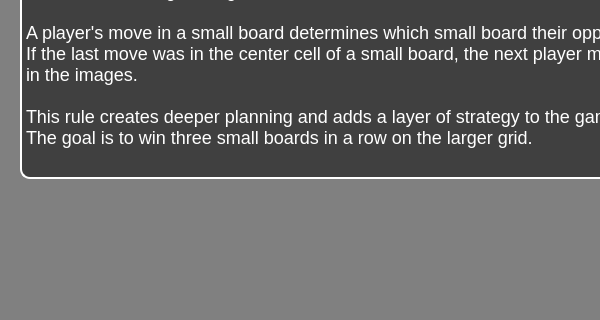
First picture: the form in uiComp/tutorialUI.ui, repository Mazen-Azhary/Ultimate-Tic-Tac-Toe, before the edit; both pictures show x 0 to 600 and y 232 to 552 of the 1000 by 1000 pixel window.
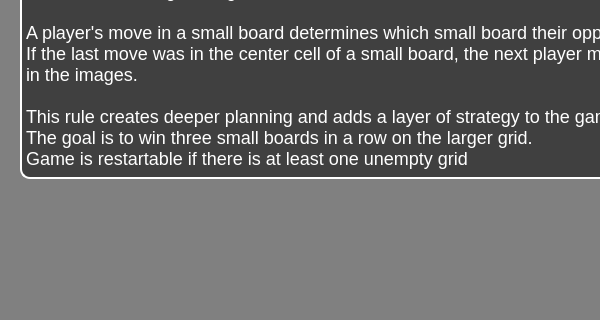
Second picture: the form after the edit. Icons and pictures are not drawn.

Commit message: added new game button logic to prevent unnecessary restarts

The edit to the form file:
```diff
--- a/uiComp/tutorialUI.ui
+++ b/uiComp/tutorialUI.ui
@@ -99,7 +99,7 @@
 
 This rule creates deeper planning and adds a layer of strategy to the game.  
 The goal is to win three small boards in a row on the larger grid.
-</string>
+Game is restartable if there is at least one unempty grid</string>
    </property>
   </widget>
   <widget class="QLabel" name="gameWinLabel">
```
The commit also changes 4 other files.
